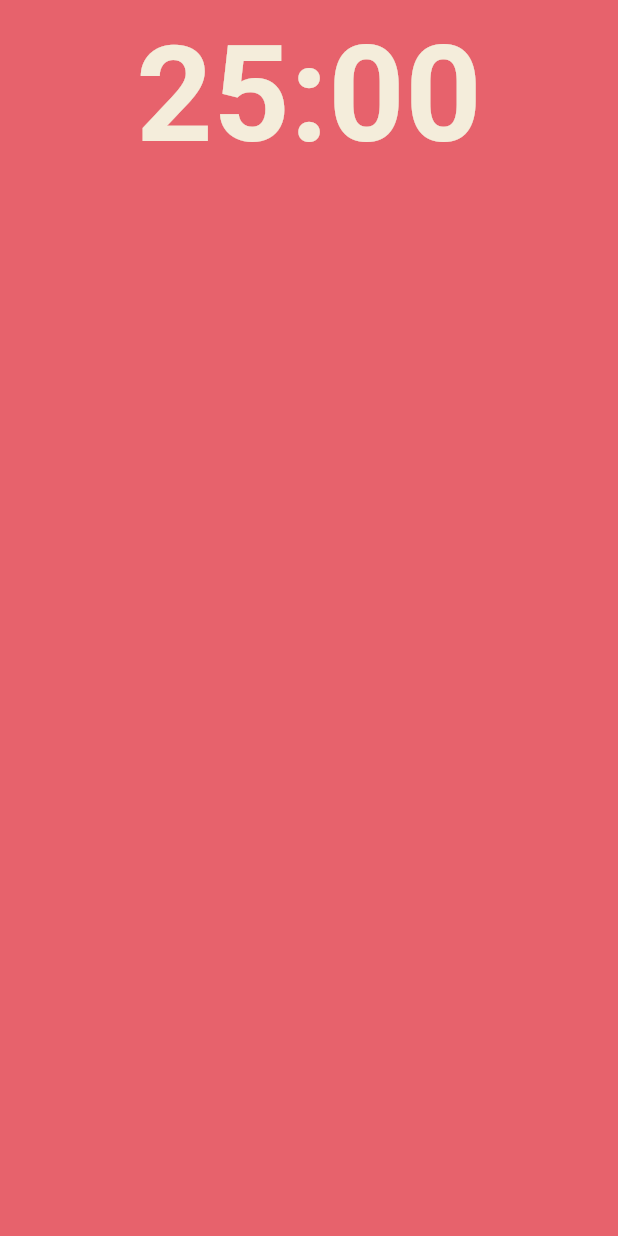
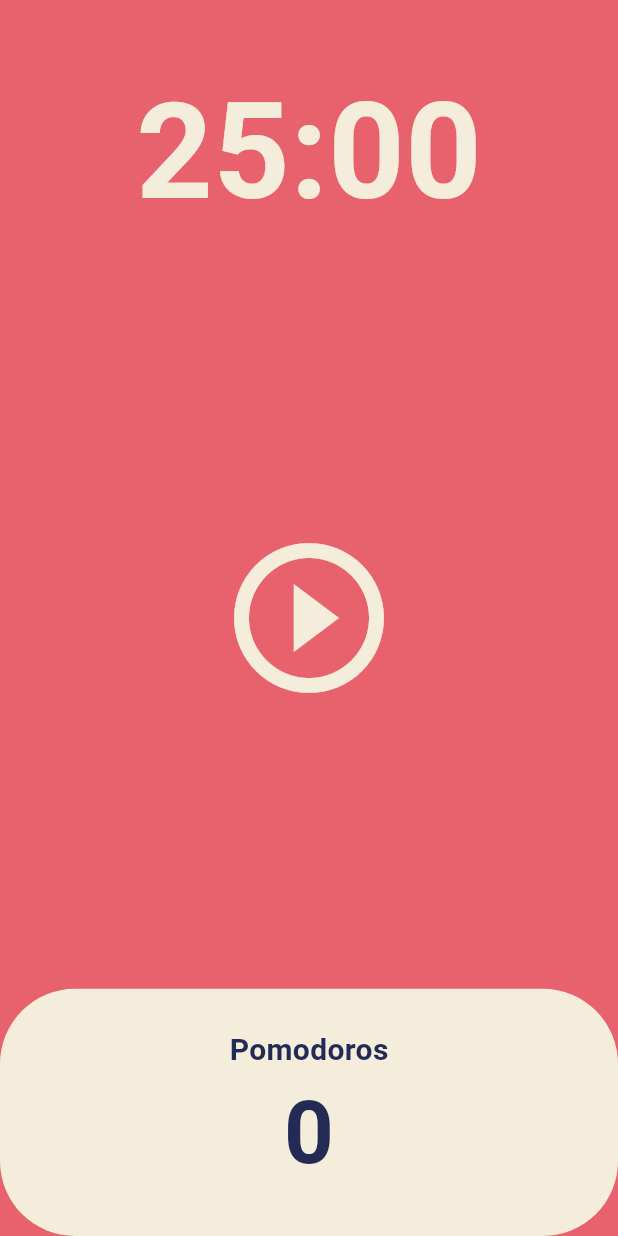
Before and after one commit to Ppjh1212/Toonflix, a Flutter app: the screen it shows after launch, on a phone screen of 412 x 824 dp. Run offline on Flutter 3.47's test engine with Material 3 defaults, Android fonts, the phone set to English and light mode, and no system bars.

Commit message:
feat :: 11th

```diff
--- a/lib/pomodoro_App/main.dart
+++ b/lib/pomodoro_App/main.dart
@@ -20,7 +20,7 @@
         ),
         cardColor: const Color(0xFFF4EDDB),
       ),
-      home: const HomeScreen(),
+      home: HomeScreen(),
     );
   }
 }
--- a/lib/pomodoro_App/screens/home_screen.dart
+++ b/lib/pomodoro_App/screens/home_screen.dart
@@ -19,6 +19,7 @@
           Flexible(
             flex: 1, // Flexible의 비율
             child: Container(
+              alignment: Alignment.bottomCenter,
               child: Text(
                 "25:00",
                 style: TextStyle(
@@ -31,11 +32,59 @@
           ), //하드 코딩되는 값을 만든다.
           Flexible(
             flex: 3,
-            child: Container(),
+            child: Center(
+              child: IconButton(
+                iconSize: 120,
+                color: Theme.of(context).cardColor,
+                onPressed: () {},
+                icon: const Icon(Icons.play_circle_outline),
+              ),
+            ),
+          ),
+          SizedBox(
+            width: 50,
           ),
           Flexible(
             flex: 1,
-            child: Container(),
+            child: Row(
+              children: [
+                Expanded(
+                  child: Container(
+                    decoration: BoxDecoration(
+                      color: Theme.of(context).cardColor,
+                      borderRadius: BorderRadius.circular(50),
+                    ),
+                    child: Column(
+                      mainAxisAlignment: MainAxisAlignment.center,
+                      children: [
+                        Text(
+                          "Pomodoros",
+                          style: TextStyle(
+                            fontSize: 20,
+                            fontWeight: FontWeight.w600,
+                            color: Theme.of(context)
+                                .textTheme
+                                .headlineLarge!
+                                .color,
+                          ),
+                        ),
+                        Text(
+                          "0",
+                          style: TextStyle(
+                            fontSize: 58,
+                            fontWeight: FontWeight.w600,
+                            color: Theme.of(context)
+                                .textTheme
+                                .headlineLarge!
+                                .color,
+                          ),
+                        ),
+                      ],
+                    ),
+                  ),
+                ),
+              ],
+            ),
           ),
         ],
       ),
```
